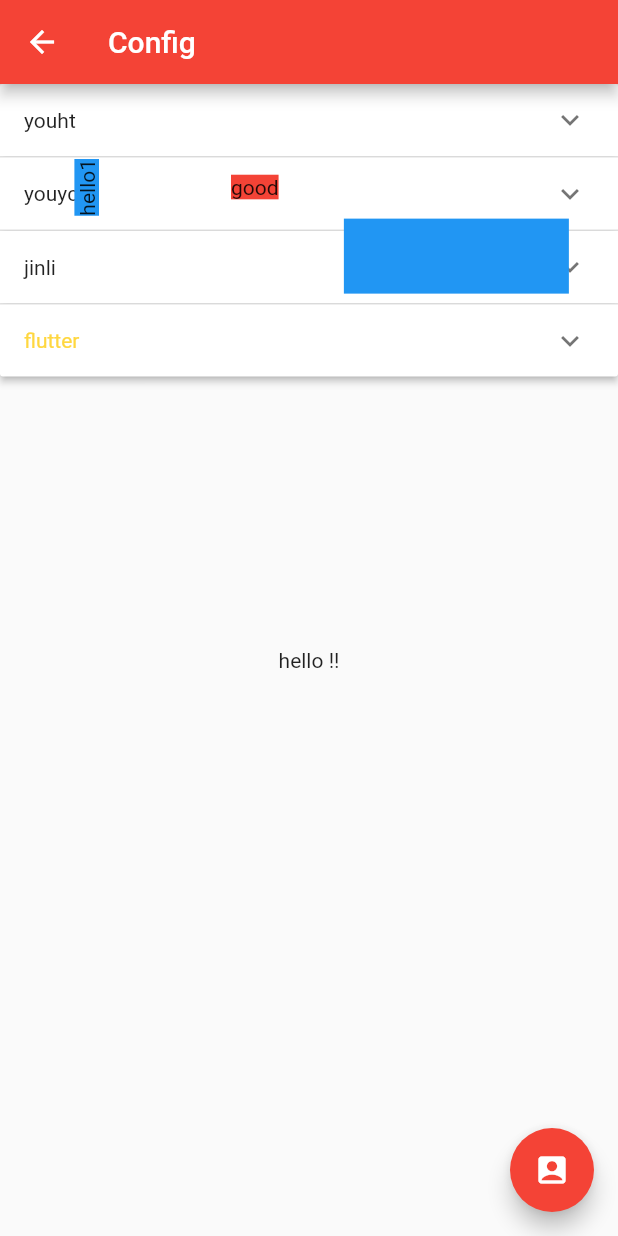
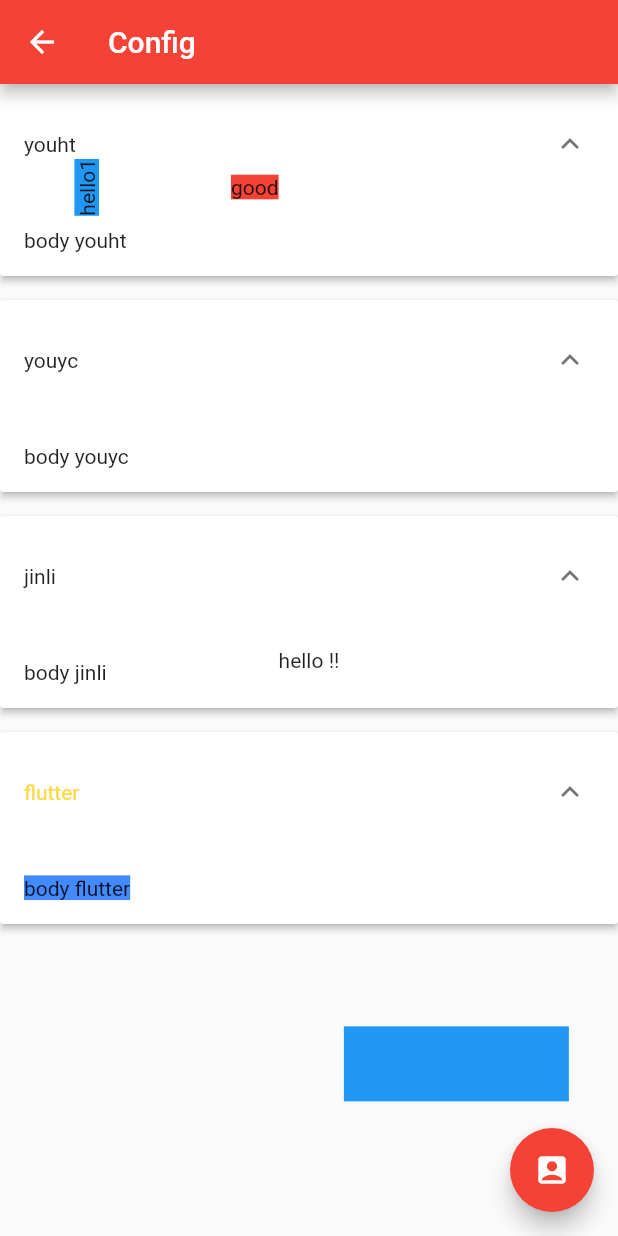
Before and after one commit to youht88/eflutter, a Flutter app: the Config screen opened directly with empty values, on a phone screen of 412 x 824 dp. Run offline on Flutter 3.47's test engine with Material 2 defaults, Android fonts, the phone set to English and light mode, and no system bars; our stand-ins replace fl_chart, get, get_storage, qr_flutter, url_launcher_web, webview_flutter; missing offline and left inert: barcode_scan2, crypton, flutter_echarts, steel_crypt; accounts and stored records are empty.

Commit message:
add intl

```diff
--- a/lib/comm/components/expansionPanelList.dart
+++ b/lib/comm/components/expansionPanelList.dart
@@ -2,17 +2,18 @@ import 'package:flutter/material.dart';
 import 'package:get/get.dart';
 
 class MyControl extends GetxController {
-  var _isExpanded = false.obs;
+  RxList _data= [].obs;
 }
 
-class ylzExpansionPanelList extends StatelessWidget {
+class ylzExpansionPanelList extends GetView<MyControl> {
   var data;
+  MyControl c = Get.put(MyControl());
   ylzExpansionPanelList(this.data);
-  final MyControl c = Get.put(MyControl());
   @override
   Widget build(BuildContext context) {
-    //print(data);
-    List<ExpansionPanel> expansionPanel = data.map<ExpansionPanel>((item) =>
+    print(data);
+    controller._data.value = data;
+    List<ExpansionPanel> expansionPanel = controller._data.map<ExpansionPanel>((item) =>
       ExpansionPanel(
                   headerBuilder: (BuildContext context, bool isExpanded) {
                     return Container(
@@ -25,16 +26,19 @@ class ylzExpansionPanelList extends StatelessWidget {
                                       width: double.infinity,
                                       child: item["detail"],
                                     ),
-                  isExpanded: c._isExpanded.value, // 设置面板的状态，true展开，false折叠
+                  isExpanded: (item["isExpanded"]!=null)?item["isExpanded"]:false, // 设置面板的状态，true展开，false折叠
+                  //isExpanded:false
                 )).toList();
     return SingleChildScrollView(
       child: ExpansionPanelList(
-            // 点击折叠按钮实现面板的伸缩
-            expansionCallback: (int panelIndex, bool isExpanded) {
-              c._isExpanded.value = !isExpanded;
-            },
-            children: expansionPanel
-      ),
+                  // 点击折叠按钮实现面板的伸缩
+                  expansionCallback: (int panelIndex, bool isExpanded) {
+                    controller._data[panelIndex]["isExpanded"] = !isExpanded;
+                    print(!isExpanded);
+                    print(  controller._data[panelIndex]);
+                  },
+                  children: expansionPanel
+            ),
     );
   }
 }
--- a/lib/main.dart
+++ b/lib/main.dart
@@ -1,3 +1,4 @@
+import 'package:eflutter/language.dart';
 import 'package:flutter/material.dart';
 import 'package:get/get.dart';
 
@@ -12,6 +13,10 @@ main() async {
     theme: ThemeData(
       primarySwatch: Colors.red,
     ),
+    translations: Languages(), // 你的翻译
+    locale: Locale('zh', 'CN'), // 将会按照此处指定的语言翻译
+    fallbackLocale: Locale('en', 'US'),
+    debugShowCheckedModeBanner: false,
     initialRoute: MyRoutes.initialPath,
     getPages: MyRoutes.routes,
     unknownRoute: MyRoutes.unknowRoute,
--- a/lib/pages/config.dart
+++ b/lib/pages/config.dart
@@ -29,11 +29,11 @@ class Config extends GetResponsiveView {
         //   child: Container(width: 150, height: 150, color: Colors.green),
         // ),
         ylzExpansionPanelList([
-            {"head": Text("youht"), "detail": Text("body youht")},
-            {"head": Text("youyc"), "detail": Text("body youyc")},
-            {"head": Text("jinli"), "detail": Text("body jinli")},
+            {"head": Text("youht"), "detail": Text("body youht"),"isExpanded":true},
+            {"head": Text("youyc"), "detail": Text("body youyc"),"isExpanded":true},
+            {"head": Text("jinli"), "detail": Text("body jinli"),"isExpanded":true},
             {"head": Text("flutter",style:TextStyle(color:Colors.amberAccent)),
-             "detail": Text("body flutter",style:TextStyle(backgroundColor: Colors.blueAccent))},
+             "detail": Text("body flutter",style:TextStyle(backgroundColor: Colors.blueAccent)),"isExpanded":true},
         ]),
         Padding(
           padding: EdgeInsets.all(50),
@@ -59,7 +59,7 @@ class Config extends GetResponsiveView {
           child: Container(child: Text("hello ${args['name']}!!")),
         ),
         Align(
-          alignment: Alignment(0.75, -0.75),
+          alignment: Alignment(0.75, 0.75),
           child: Obx(() => Container(
                 width: 150,
                 height: 50,
--- a/lib/pages/login.dart
+++ b/lib/pages/login.dart
@@ -106,7 +106,7 @@ class Login extends GetView<LoginController> {
             onTap: () => Get.back(),
             child: Icon(Icons.arrow_back),
           ),
-          title: Text("login"),
+          title: GestureDetector(child: Text('hello'.tr)),
         ),
         body: body(context,detail,image)
      );
--- a/pubspec.yaml
+++ b/pubspec.yaml
@@ -42,6 +42,7 @@ dependencies:
   #flutter_sound: ^8.1.1
   flutter_sound: ^2.0.0
   font_awesome_flutter: ^9.0.0
+  basic_utils: ^3.0.2
 
   # The following adds the Cupertino Icons font to your application.
   # Use with the CupertinoIcons class for iOS style icons.
```
Also changed, not shown: lib/comm/utils/network.dart (+8 -4 lines), lib/language.dart (added, +16 -0 lines), lib/pages/http.dart (+18 -7 lines), 4 other files.
